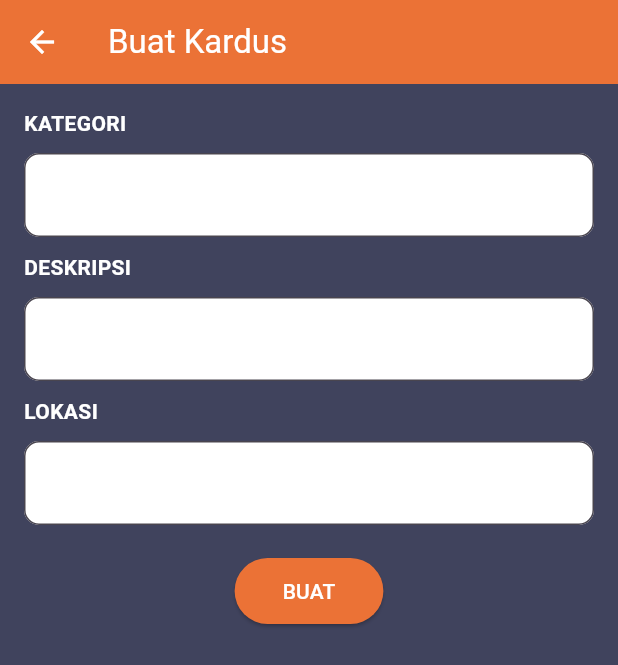
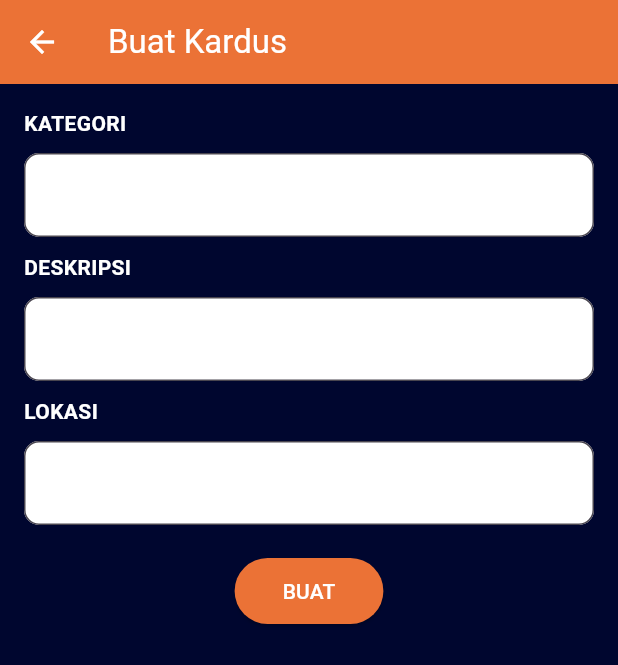
Before and after one commit to NauvalNabil/myinventory_si_23_a2, a Flutter app: the Buatkardus screen opened directly, on a phone screen of 412 x 824 dp. Shown: the top 665 px of the screen. Run offline on Flutter 3.47's test engine with Material 3 defaults, Android fonts, the phone set to English and light mode, and no system bars; our stand-ins replace cached_network_image, get, image_picker, shared_preferences, supabase_flutter; accounts and stored records are empty.

```diff
--- a/lib/buatkardus.dart
+++ b/lib/buatkardus.dart
@@ -79,7 +79,7 @@ class _BuatkardusState extends State<Buatkardus> {
   @override
   Widget build(BuildContext context) {
     return Scaffold(
-      backgroundColor: const Color.fromARGB(255, 64, 67, 93),
+      backgroundColor: const Color.fromRGBO(0, 6, 47, 1.0),
       appBar: AppBar(
         iconTheme: const IconThemeData(color: Colors.white),
         title: const Text(
```
